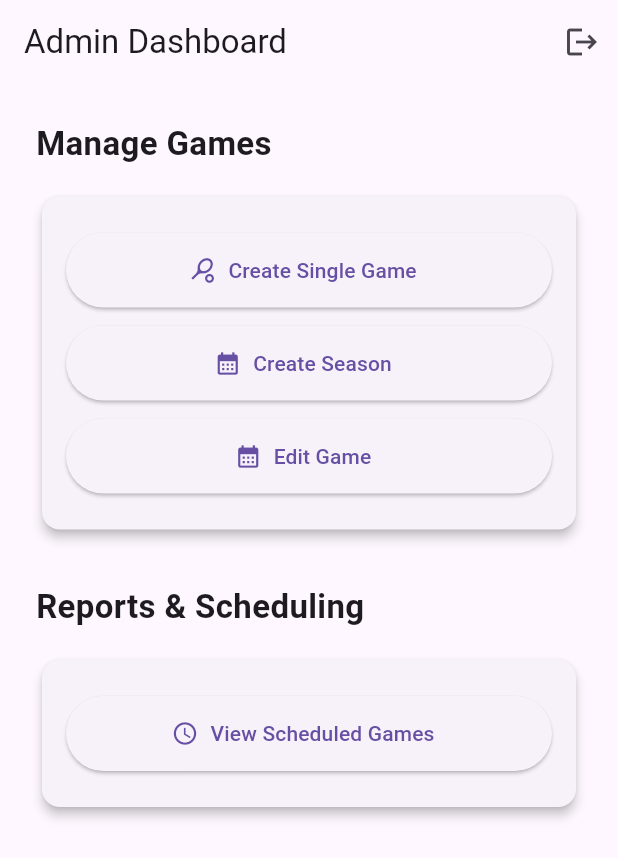
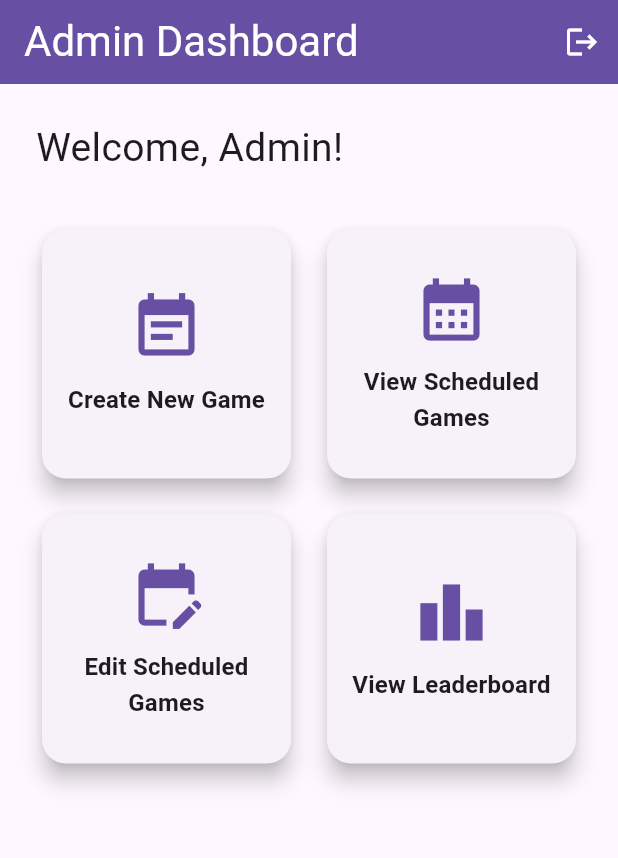
Before and after one commit to Cole-Brito/ENG4001, a Flutter app: the AdminDashboard screen opened directly, on a phone screen of 412 x 824 dp. Shown: the top 858 px of the screen. Run offline on Flutter 3.47's test engine with Material 3 defaults, Android fonts, the phone set to English and light mode, and no system bars; Roboto replaces fonts that are missing (Bebasneuecyrillic).

Commit message:
Added edit game screen and edit game functionality and schedule season fixes

```diff
--- a/lib/admin_dashboard.dart
+++ b/lib/admin_dashboard.dart
@@ -4,32 +4,41 @@
  * Serves as the main page for all admin user actions
  */
 
+// lib/screens/admin_dashboard.dart
 import 'package:flutter/material.dart';
+import 'edit_scheduled_game_screen.dart';
 import 'create_game_screen.dart';
-import 'create_season_screen.dart';
 import 'scheduled_games_screen.dart';
 import 'login_screen.dart';
+import 'leaderboard_screen.dart';
 
 class AdminDashboard extends StatelessWidget {
   const AdminDashboard({super.key});
 
-  //Logout function
   void _logout(BuildContext context) {
     Navigator.pushAndRemoveUntil(
       context,
-      MaterialPageRoute(builder: (context) => const LoginScreen()),
-      (route) => false,
+      MaterialPageRoute<void>(
+        builder: (BuildContext context) => const LoginScreen(),
+      ),
+      (Route<dynamic> route) => false,
     );
   }
 
-  //--------------------- UI CODE BELOW ---------------------
-
   @override
   Widget build(BuildContext context) {
+    final colorScheme = Theme.of(context).colorScheme;
+
     return Scaffold(
       appBar: AppBar(
-        title: const Text('Admin Dashboard'),
-        actions: [
+        title: const Text(
+          'Admin Dashboard',
+          style: TextStyle(fontFamily: 'Bebasneuecyrillic', fontSize: 28),
+        ),
+        backgroundColor: colorScheme.primary,
+        foregroundColor: Colors.white,
+        elevation: 4,
+        actions: <Widget>[
           IconButton(
             icon: const Icon(Icons.logout),
             onPressed: () => _logout(context),
@@ -37,109 +46,82 @@ class AdminDashboard extends StatelessWidget {
           ),
         ],
       ),
-      body: SingleChildScrollView(
+      body: Padding(
         padding: const EdgeInsets.all(24),
         child: Column(
-          crossAxisAlignment: CrossAxisAlignment.stretch,
-          children: [
-            const Text(
-              'Manage Games',
-              style: TextStyle(fontSize: 22, fontWeight: FontWeight.bold),
+          crossAxisAlignment: CrossAxisAlignment.start,
+          children: <Widget>[
+            Text(
+              'Welcome, Admin!',
+              style: TextStyle(
+                fontFamily: 'Bebasneuecyrillic',
+                fontSize: 26,
+                color: Theme.of(context).colorScheme.onSurface,
               ),
-            const SizedBox(height: 16),
-            Card(
-              elevation: 3,
-              child: Padding(
-                padding: const EdgeInsets.symmetric(
-                  vertical: 24,
-                  horizontal: 16,
             ),
-                child: Column(
-                  children: [
-                    ElevatedButton.icon(
-                      icon: const Icon(Icons.sports_tennis),
-                      label: const Text('Create Single Game'),
-                      style: ElevatedButton.styleFrom(
-                        minimumSize: const Size.fromHeight(50),
-                      ),
-                      onPressed: () {
+            const SizedBox(height: 32),
+            Expanded(
+              child: GridView.count(
+                crossAxisCount: MediaQuery.of(context).size.width > 600 ? 3 : 2,
+                crossAxisSpacing: 16,
+                mainAxisSpacing: 16,
+                children: <Widget>[
+                  _AdminDashboardActionCard(
+                    icon: Icons.event_note,
+                    title: 'Create New Game',
+                    onTap: () {
                       Navigator.push(
                         context,
-                          MaterialPageRoute(
-                            builder: (context) => const CreateGameScreen(),
+                        MaterialPageRoute<void>(
+                          builder:
+                              (BuildContext context) =>
+                                  const CreateGameScreen(),
                         ),
                       );
                     },
                   ),
-                    const SizedBox(height: 12),
-                    ElevatedButton.icon(
-                      icon: const Icon(Icons.calendar_month),
-                      label: const Text('Create Season'),
-                      style: ElevatedButton.styleFrom(
-                        minimumSize: const Size.fromHeight(50),
-                      ),
-                      onPressed: () {
+                  _AdminDashboardActionCard(
+                    icon: Icons.calendar_month,
+                    title: 'View Scheduled Games',
+                    onTap: () {
                       Navigator.push(
                         context,
-                          MaterialPageRoute(
-                            builder: (context) => const CreateSeasonScreen(),
+                        MaterialPageRoute<void>(
+                          builder:
+                              (BuildContext context) => ScheduledGamesScreen(),
                         ),
                       );
                     },
                   ),
-                    // Button to edit game -- TODO: Change where the button navigates to!!
-                    const SizedBox(height: 12),
-                    ElevatedButton.icon(
-                      icon: const Icon(Icons.calendar_month),
-                      label: const Text('Edit Game'),
-                      style: ElevatedButton.styleFrom(
-                        minimumSize: const Size.fromHeight(50),
-                      ),
-                      onPressed: () {
+                  _AdminDashboardActionCard(
+                    icon: Icons.edit_calendar,
+                    title: 'Edit Scheduled Games',
+                    onTap: () {
                       Navigator.push(
                         context,
-                          MaterialPageRoute(
-                            builder: (context) => const CreateSeasonScreen(),
+                        MaterialPageRoute<void>(
+                          builder:
+                              (BuildContext context) =>
+                                  EditScheduledGameScreen(),
+                        ),
+                      );
+                    },
+                  ),
+                  _AdminDashboardActionCard(
+                    icon: Icons.leaderboard,
+                    title: 'View Leaderboard',
+                    onTap: () {
+                      Navigator.push(
+                        context,
+                        MaterialPageRoute<void>(
+                          builder:
+                              (BuildContext context) =>
+                                  const LeaderboardScreen(),
                         ),
                       );
                     },
                   ),
                 ],
-                ),
-              ),
-            ),
-            const SizedBox(height: 32),
-            const Text(
-              'Reports & Scheduling',
-              style: TextStyle(fontSize: 22, fontWeight: FontWeight.bold),
-            ),
-            const SizedBox(height: 16),
-            Card(
-              elevation: 3,
-              child: Padding(
-                padding: const EdgeInsets.symmetric(
-                  vertical: 24,
-                  horizontal: 16,
-                ),
-                child: Column(
-                  children: [
-                    ElevatedButton.icon(
-                      icon: const Icon(Icons.schedule),
-                      label: const Text('View Scheduled Games'),
-                      style: ElevatedButton.styleFrom(
-                        minimumSize: const Size.fromHeight(50),
-                      ),
-                      onPressed: () {
-                        Navigator.push(
-                          context,
-                          MaterialPageRoute(
-                            builder: (context) => ScheduledGamesScreen(),
-                          ),
-                        );
-                      },
-                    ),
-                  ],
-                ),
               ),
             ),
           ],
@@ -148,3 +130,50 @@ class AdminDashboard extends StatelessWidget {
     );
   }
 }
+
+class _AdminDashboardActionCard extends StatelessWidget {
+  final IconData icon;
+  final String title;
+  final VoidCallback onTap;
+
+  const _AdminDashboardActionCard({
+    required this.icon,
+    required this.title,
+    required this.onTap,
+  });
+
+  @override
+  Widget build(BuildContext context) {
+    return Card(
+      elevation: 6,
+      shape: RoundedRectangleBorder(borderRadius: BorderRadius.circular(16)),
+      clipBehavior: Clip.antiAlias,
+      child: InkWell(
+        onTap: onTap,
+        borderRadius: BorderRadius.circular(16),
+        child: Padding(
+          padding: const EdgeInsets.all(16),
+          child: Column(
+            mainAxisAlignment: MainAxisAlignment.center,
+            children: <Widget>[
+              Icon(
+                icon,
+                size: 50,
+                color: Theme.of(context).colorScheme.primary,
+              ),
+              const SizedBox(height: 12),
+              Text(
+                title,
+                textAlign: TextAlign.center,
+                style: Theme.of(context).textTheme.titleMedium!.copyWith(
+                  fontWeight: FontWeight.bold,
+                  color: Theme.of(context).colorScheme.onSurface,
+                ),
+              ),
+            ],
+          ),
+        ),
+      ),
+    );
+  }
+}
--- a/lib/models/game.dart
+++ b/lib/models/game.dart
@@ -16,8 +16,6 @@ class Game {
   final List<User> queue;
   final List<List<User>> matches;
   final List<List<User>> waitingGroups;
-  // This will be used if we can have a map of the courts -- i.e. the admin will be able to assgin the courts numbers
-  // int = court number
   final Map<int, Match> activeMatches;
 
   Game({
@@ -35,4 +33,29 @@ class Game {
        matches = matches ?? [],
        waitingGroups = waitingGroups ?? [],
        activeMatches = activeMatches ?? {};
+
+  /// Add this method:
+  Game copyWith({
+    String? format,
+    DateTime? date,
+    int? courts,
+    int? players,
+    List<User>? rsvps,
+    List<User>? queue,
+    List<List<User>>? matches,
+    List<List<User>>? waitingGroups,
+    Map<int, Match>? activeMatches,
+  }) {
+    return Game(
+      format: format ?? this.format,
+      date: date ?? this.date,
+      courts: courts ?? this.courts,
+      players: players ?? this.players,
+      rsvps: rsvps ?? this.rsvps,
+      queue: queue ?? this.queue,
+      matches: matches ?? this.matches,
+      waitingGroups: waitingGroups ?? this.waitingGroups,
+      activeMatches: activeMatches ?? this.activeMatches,
+    );
+  }
 }
--- a/lib/scheduled_games_screen.dart
+++ b/lib/scheduled_games_screen.dart
@@ -3,6 +3,7 @@ import 'package:flutter/material.dart';
 import 'package:intl/intl.dart';
 import '../data/mock_game_store.dart';
 import '../models/game.dart';
+import '../edit_scheduled_game_screen.dart';
 
 class ScheduledGamesScreen extends StatelessWidget {
   @override
```
Also changed, not shown: lib/data/mock_game_store.dart (+9 -1 lines), lib/edit_scheduled_game_screen.dart (added, +123 -0 lines), lib/leaderboard_screen.dart (added, +154 -0 lines). Lines whose indentation alone changed are shown as unchanged.
